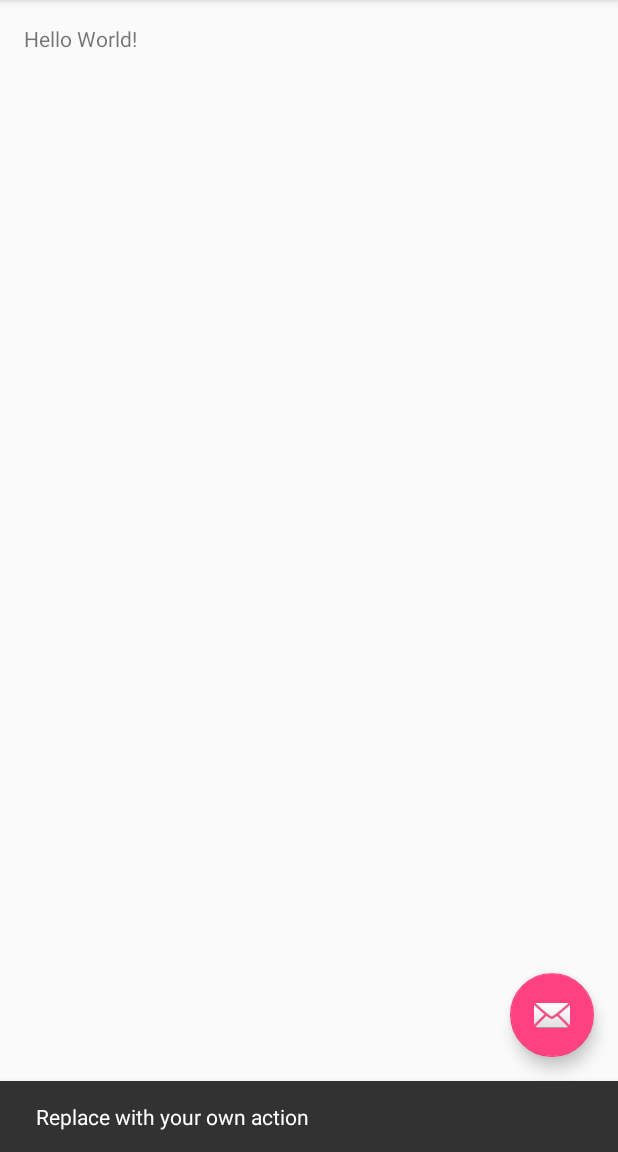
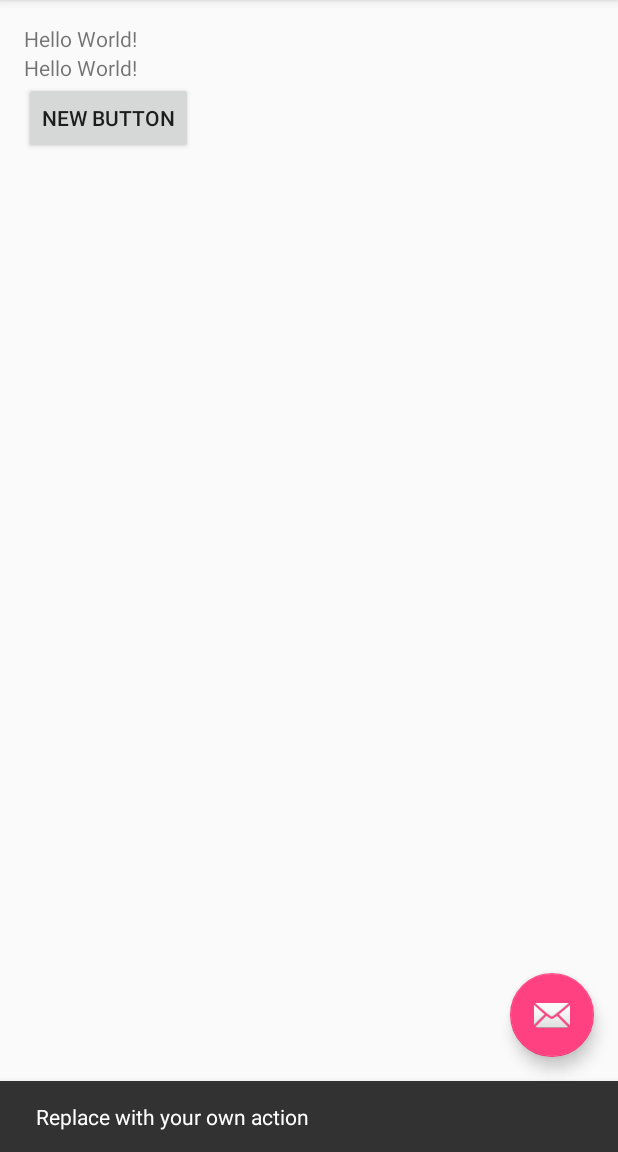
Before and after one commit to Butzle/SimpleGitHub, an Android app: the screen it shows after launch (MainActivity), after a tap on an icon or button, on a phone screen of 412 x 824 dp, the part 84-1236 px from its top. Run offline under Robolectric (Android 15) with nearby library versions, the phone set to English and light mode, and no system bars.

Commit message:
Modified Interface

```diff
--- a/app/src/main/res/layout/content_main.xml
+++ b/app/src/main/res/layout/content_main.xml
@@ -10,5 +10,24 @@
     tools:showIn="@layout/activity_main" tools:context=".MainActivity">
 
     <TextView android:text="Hello World!" android:layout_width="wrap_content"
-        android:layout_height="wrap_content" />
+        android:layout_height="wrap_content"
+        android:id="@+id/textView2" />
+
+    <TextView
+        android:text="Hello World!"
+        android:layout_width="wrap_content"
+        android:layout_height="wrap_content"
+        android:id="@+id/textView"
+        android:layout_below="@+id/textView2"
+        android:layout_alignParentLeft="true"
+        android:layout_alignParentStart="true" />
+
+    <Button
+        android:layout_width="wrap_content"
+        android:layout_height="wrap_content"
+        android:text="New Button"
+        android:id="@+id/button"
+        android:layout_below="@+id/textView"
+        android:layout_alignParentLeft="true"
+        android:layout_alignParentStart="true" />
 </RelativeLayout>
```
